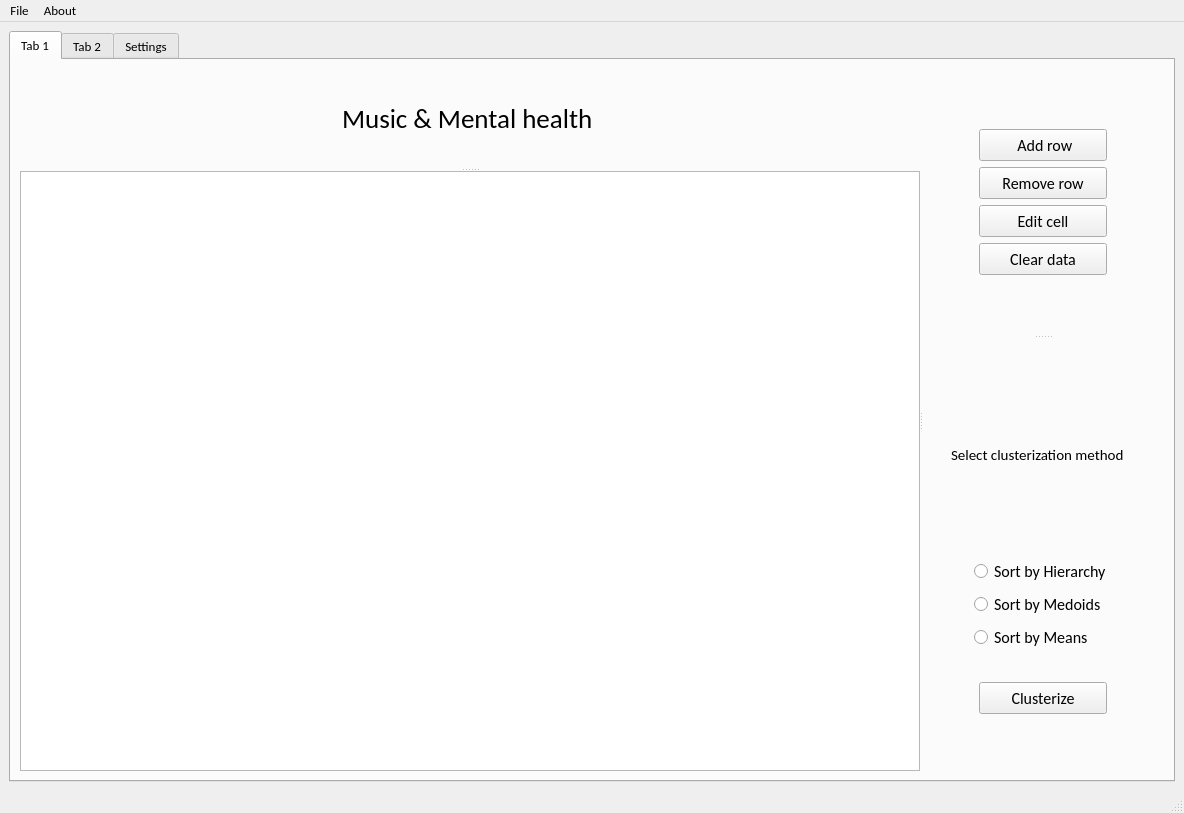
Before: the Qt Designer form GUI/mainwindow.ui in Avgustineiw/Music_Mental_Health_Clustering_Interactive_Application, drawn with Qt 5.
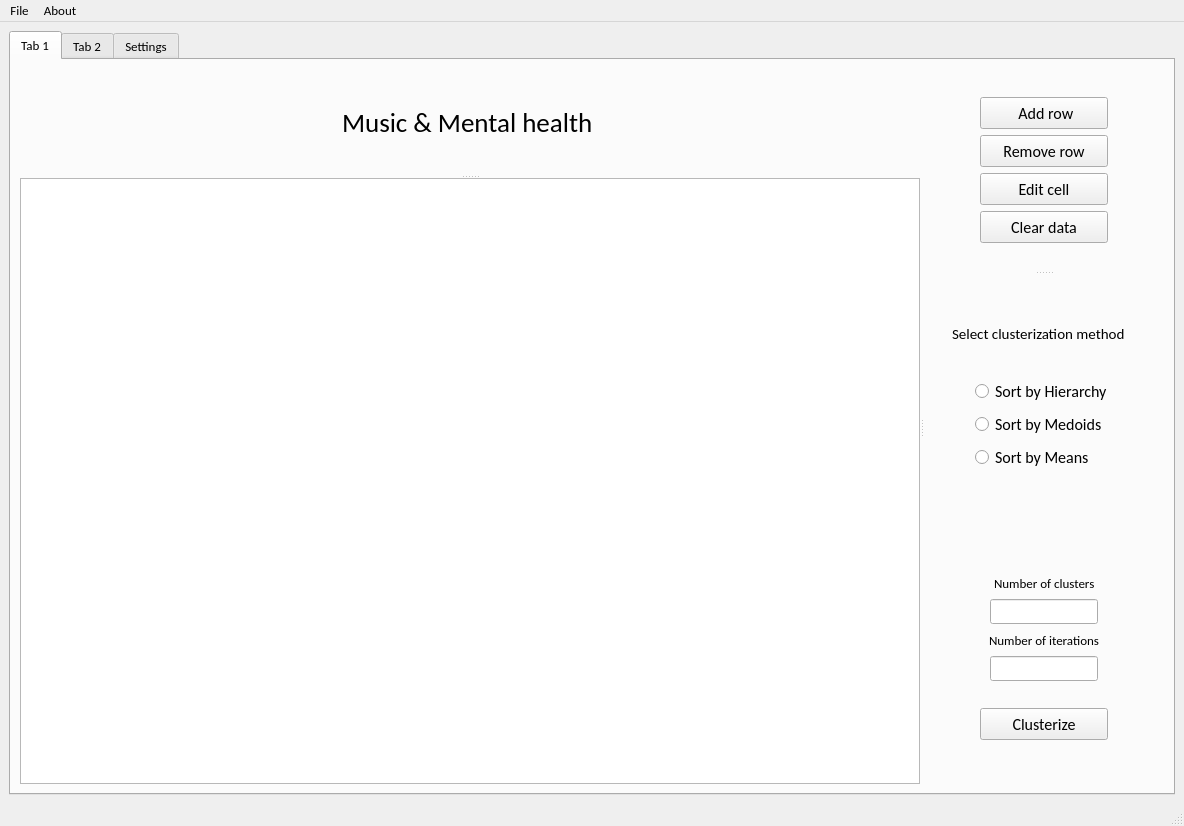
After: the same form once the commit is applied. The open tabs and pages were chosen to show the change.

```diff
--- a/GUI/mainwindow.ui
+++ b/GUI/mainwindow.ui
@@ -7,7 +7,7 @@
     <x>0</x>
     <y>0</y>
     <width>1184</width>
-    <height>813</height>
+    <height>826</height>
    </rect>
   </property>
   <property name="font">
@@ -33,15 +33,12 @@
        <attribute name="title">
         <string>Tab 1</string>
        </attribute>
-       <layout class="QGridLayout" name="gridLayout_19">
+       <layout class="QGridLayout" name="gridLayout_28">
         <item row="0" column="0">
          <widget class="QSplitter" name="splitter_4">
           <property name="orientation">
            <enum>Qt::Horizontal</enum>
           </property>
-          <property name="handleWidth">
-           <number>2</number>
-          </property>
           <widget class="QSplitter" name="splitter_3">
            <property name="orientation">
             <enum>Qt::Vertical</enum>
@@ -108,9 +105,6 @@
            <property name="orientation">
             <enum>Qt::Vertical</enum>
            </property>
-           <property name="handleWidth">
-            <number>2</number>
-           </property>
            <widget class="QWidget" name="layoutWidget">
             <layout class="QGridLayout" name="gridLayout_3">
              <item row="0" column="0">
@@ -231,8 +225,8 @@
              </item>
             </layout>
            </widget>
-           <widget class="QWidget" name="layoutWidget">
-            <layout class="QGridLayout" name="gridLayout_18">
+           <widget class="QWidget" name="">
+            <layout class="QGridLayout" name="gridLayout_27">
              <item row="0" column="0">
               <layout class="QGridLayout" name="gridLayout_17">
                <item row="0" column="0">
@@ -314,8 +308,6 @@
               </layout>
              </item>
              <item row="1" column="0">
-              <layout class="QGridLayout" name="gridLayout_15">
-               <item row="0" column="0">
                 <layout class="QGridLayout" name="gridLayout_11">
                  <item row="0" column="0">
                   <spacer name="spacer">
@@ -397,7 +389,164 @@
                  </item>
                 </layout>
                </item>
+             <item row="2" column="0">
+              <spacer name="verticalSpacer_8">
+               <property name="orientation">
+                <enum>Qt::Vertical</enum>
+               </property>
+               <property name="sizeHint" stdset="0">
+                <size>
+                 <width>20</width>
+                 <height>17</height>
+                </size>
+               </property>
+              </spacer>
+             </item>
+             <item row="3" column="0">
+              <layout class="QGridLayout" name="gridLayout_26">
+               <item row="0" column="0">
+                <layout class="QGridLayout" name="gridLayout_18">
+                 <item row="0" column="0" colspan="3">
+                  <layout class="QGridLayout" name="gridLayout_15">
+                   <item row="0" column="0">
+                    <spacer name="horizontalSpacer_12">
+                     <property name="orientation">
+                      <enum>Qt::Horizontal</enum>
+                     </property>
+                     <property name="sizeHint" stdset="0">
+                      <size>
+                       <width>18</width>
+                       <height>20</height>
+                      </size>
+                     </property>
+                    </spacer>
+                   </item>
+                   <item row="0" column="1">
+                    <widget class="QLabel" name="label_4">
+                     <property name="text">
+                      <string>Number of clusters</string>
+                     </property>
+                    </widget>
+                   </item>
+                   <item row="0" column="2">
+                    <spacer name="horizontalSpacer_13">
+                     <property name="orientation">
+                      <enum>Qt::Horizontal</enum>
+                     </property>
+                     <property name="sizeHint" stdset="0">
+                      <size>
+                       <width>28</width>
+                       <height>20</height>
+                      </size>
+                     </property>
+                    </spacer>
+                   </item>
+                  </layout>
+                 </item>
                <item row="1" column="0">
+                  <spacer name="horizontalSpacer_14">
+                   <property name="orientation">
+                    <enum>Qt::Horizontal</enum>
+                   </property>
+                   <property name="sizeHint" stdset="0">
+                    <size>
+                     <width>18</width>
+                     <height>20</height>
+                    </size>
+                   </property>
+                  </spacer>
+                 </item>
+                 <item row="1" column="1">
+                  <widget class="QLineEdit" name="le_numClusters"/>
+                 </item>
+                 <item row="1" column="2">
+                  <spacer name="horizontalSpacer_15">
+                   <property name="orientation">
+                    <enum>Qt::Horizontal</enum>
+                   </property>
+                   <property name="sizeHint" stdset="0">
+                    <size>
+                     <width>18</width>
+                     <height>20</height>
+                    </size>
+                   </property>
+                  </spacer>
+                 </item>
+                </layout>
+               </item>
+               <item row="1" column="0">
+                <layout class="QGridLayout" name="gridLayout_19">
+                 <item row="0" column="0" colspan="3">
+                  <layout class="QGridLayout" name="gridLayout_25">
+                   <item row="0" column="0">
+                    <spacer name="horizontalSpacer_16">
+                     <property name="orientation">
+                      <enum>Qt::Horizontal</enum>
+                     </property>
+                     <property name="sizeHint" stdset="0">
+                      <size>
+                       <width>18</width>
+                       <height>20</height>
+                      </size>
+                     </property>
+                    </spacer>
+                   </item>
+                   <item row="0" column="1">
+                    <widget class="QLabel" name="label_5">
+                     <property name="text">
+                      <string>Number of iterations</string>
+                     </property>
+                    </widget>
+                   </item>
+                   <item row="0" column="2">
+                    <spacer name="horizontalSpacer_17">
+                     <property name="orientation">
+                      <enum>Qt::Horizontal</enum>
+                     </property>
+                     <property name="sizeHint" stdset="0">
+                      <size>
+                       <width>28</width>
+                       <height>20</height>
+                      </size>
+                     </property>
+                    </spacer>
+                   </item>
+                  </layout>
+                 </item>
+                 <item row="1" column="0">
+                  <spacer name="horizontalSpacer_18">
+                   <property name="orientation">
+                    <enum>Qt::Horizontal</enum>
+                   </property>
+                   <property name="sizeHint" stdset="0">
+                    <size>
+                     <width>18</width>
+                     <height>20</height>
+                    </size>
+                   </property>
+                  </spacer>
+                 </item>
+                 <item row="1" column="1">
+                  <widget class="QLineEdit" name="le_numIterations"/>
+                 </item>
+                 <item row="1" column="2">
+                  <spacer name="horizontalSpacer_19">
+                   <property name="orientation">
+                    <enum>Qt::Horizontal</enum>
+                   </property>
+                   <property name="sizeHint" stdset="0">
+                    <size>
+                     <width>18</width>
+                     <height>20</height>
+                    </size>
+                   </property>
+                  </spacer>
+                 </item>
+                </layout>
+               </item>
+              </layout>
+             </item>
+             <item row="4" column="0">
                 <layout class="QGridLayout" name="gridLayout_14">
                  <item row="0" column="0">
                   <layout class="QGridLayout" name="gridLayout_13">
@@ -490,8 +639,6 @@
                 </layout>
                </item>
               </layout>
-             </item>
-            </layout>
            </widget>
           </widget>
          </widget>
```
Left out of the diff: 60 changed lines with no effect on the pictures. Lines whose indentation alone changed are shown as unchanged.
